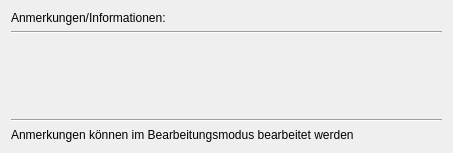
Qt form src/ui/annotationsdialog.ui (kkegel/WorkFlow) before a commit.
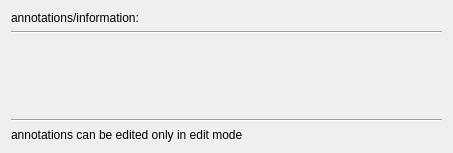
The same form after that commit.

What changed in the file:
```diff
--- a/src/ui/annotationsdialog.ui
+++ b/src/ui/annotationsdialog.ui
@@ -17,7 +17,7 @@
    <item>
     <widget class="QLabel" name="label">
      <property name="text">
-      <string>Anmerkungen/Informationen:</string>
+      <string>annotations/information:</string>
      </property>
     </widget>
    </item>
@@ -54,7 +54,7 @@
    <item>
     <widget class="QLabel" name="label_2">
      <property name="text">
-      <string>Anmerkungen können im Bearbeitungsmodus bearbeitet werden</string>
+      <string>annotations can be edited only in edit mode</string>
      </property>
     </widget>
    </item>
```
